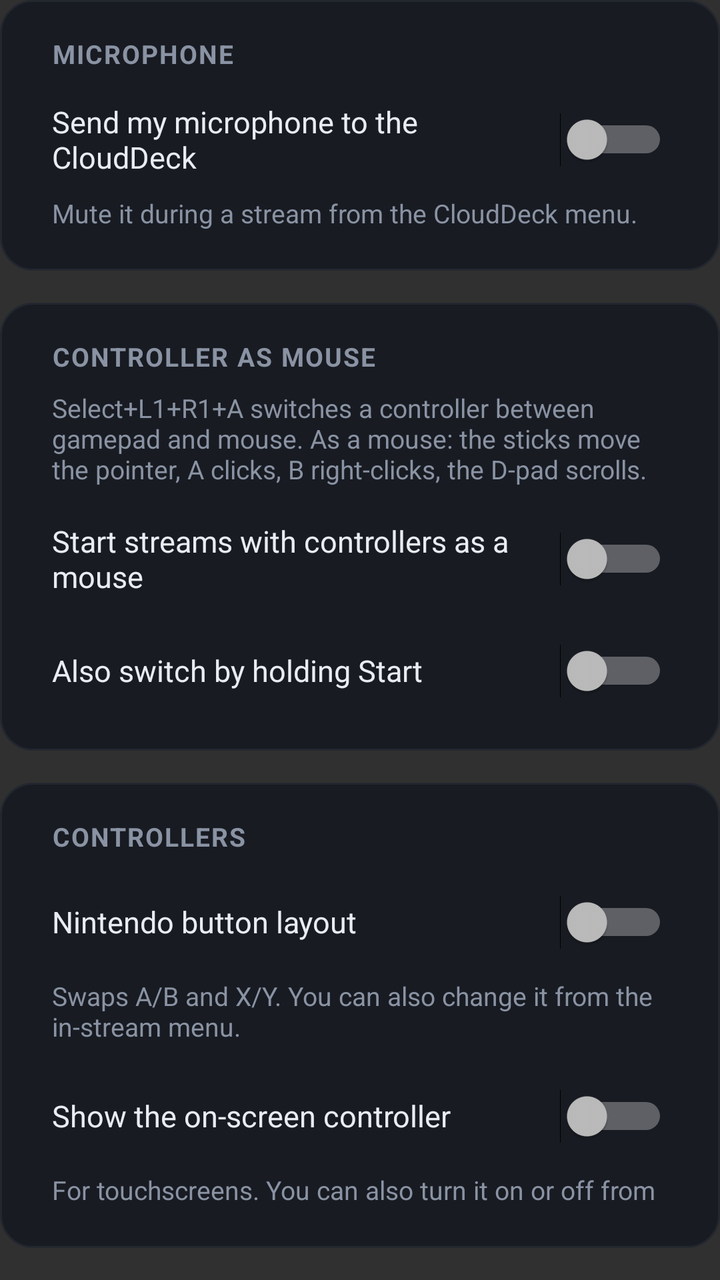
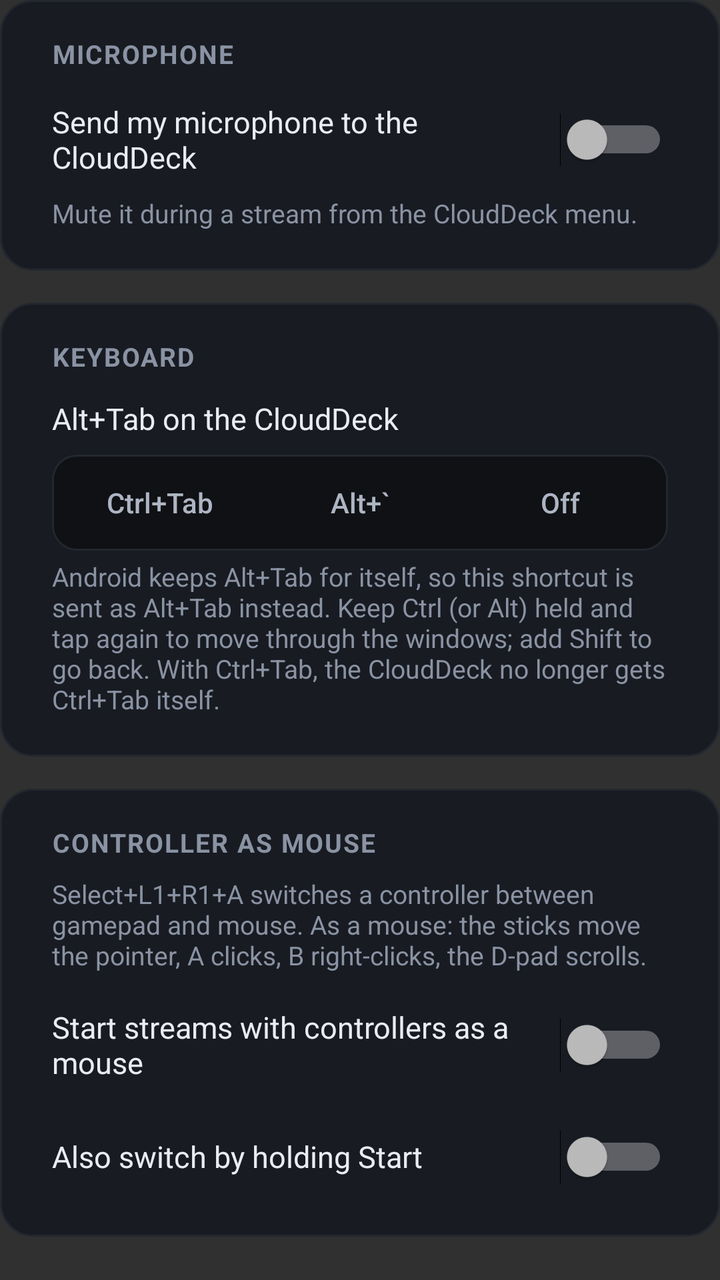

The first picture is an Android layout as it rendered before a commit; the second is the same layout after the commit. The layout source and the unified diff follow.
<!-- AndroidManifest.xml: application theme AppTheme -->
<!-- res/layout/cd_section_devices.xml -->
<?xml version="1.0" encoding="utf-8"?>
<LinearLayout xmlns:android="http://schemas.android.com/apk/res/android"
    android:layout_width="match_parent"
    android:layout_height="wrap_content"
    android:orientation="vertical">

    <LinearLayout style="@style/CdCard">
        <TextView style="@style/CdCardTitle" android:text="@string/cd_card_mic" />
        <Switch android:id="@+id/cd_mic" style="@style/CdSwitchRow" android:text="@string/cd_mic" />
        <TextView style="@style/CdHint" android:text="@string/cd_mic_hint" />
    </LinearLayout>

    <LinearLayout style="@style/CdCard">
        <TextView style="@style/CdCardTitle" android:text="@string/cd_card_mouse" />
        <TextView style="@style/CdHint" android:paddingTop="2dp" android:text="@string/cd_mouse_hint" />
        <Switch android:id="@+id/cd_mouse_start" style="@style/CdSwitchRow" android:text="@string/cd_mouse_at_start" />
        <Switch android:id="@+id/cd_mouse_hold" style="@style/CdSwitchRow" android:text="@string/cd_mouse_hold_start" />
    </LinearLayout>

    <LinearLayout style="@style/CdCard">
        <TextView style="@style/CdCardTitle" android:text="@string/cd_card_controllers" />
        <Switch android:id="@+id/cd_nintendo" style="@style/CdSwitchRow" android:text="@string/cd_nintendo" />
        <TextView style="@style/CdHint" android:text="@string/cd_nintendo_hint" />
        <Switch android:id="@+id/cd_osc" style="@style/CdSwitchRow" android:text="@string/cd_osc_show" />
        <TextView style="@style/CdHint" android:text="@string/cd_osc_show_hint" />
        <TextView style="@style/CdBody" android:paddingTop="6dp" android:text="@string/cd_osc_style" />
        <LinearLayout
            style="@style/CdSegmentTrack"
            android:layout_marginStart="14dp"
            android:layout_marginEnd="14dp"
            android:layout_marginBottom="12dp">
            <Button android:id="@+id/cd_osc_xbox" style="@style/CdSegment" android:text="@string/cd_style_xbox" />
            <Button android:id="@+id/cd_osc_ps" style="@style/CdSegment" android:text="@string/cd_style_playstation" />
        </LinearLayout>
        <Button
            android:id="@+id/cd_controllers"
            style="@style/CdButton"
            android:layout_marginStart="14dp"
            android:layout_marginBottom="8dp"
            android:text="@string/cd_controllers_more" />
        <TextView style="@style/CdHint" android:text="@string/cd_combo_hint" />
    </LinearLayout>
</LinearLayout>
<!-- resources referenced by this layout -->
<resources>
  <string name="cd_card_controllers">Controllers</string>
  <string name="cd_card_mic">Microphone</string>
  <string name="cd_card_mouse">Controller as mouse</string>
  <string name="cd_combo_hint">On a controller: Select+L1+R1+B opens the CloudDeck menu, Select+L1+R1+Y the on-screen keyboard.</string>
  <string name="cd_controllers_more">Controller profiles…</string>
  <string name="cd_mic">Send my microphone to the CloudDeck</string>
  <string name="cd_mic_hint">Mute it during a stream from the CloudDeck menu.</string>
  <string name="cd_mouse_at_start">Start streams with controllers as a mouse</string>
  <string name="cd_mouse_hint">Select+L1+R1+A switches a controller between gamepad and mouse. As a mouse: the sticks move the pointer, A clicks, B right-clicks, the D-pad scrolls.</string>
  <string name="cd_mouse_hold_start">Also switch by holding Start</string>
  <string name="cd_nintendo">Nintendo button layout</string>
  <string name="cd_nintendo_hint">Swaps A/B and X/Y. You can also change it from the in-stream menu.</string>
  <string name="cd_osc_show">Show the on-screen controller</string>
  <string name="cd_osc_show_hint">For touchscreens. You can also turn it on or off from the in-stream menu.</string>
  <string name="cd_osc_style">On-screen button style</string>
  <string name="cd_style_playstation">PlayStation</string>
  <string name="cd_style_xbox">Xbox</string>
  <style name="CdBody" parent="CdHint">
          <item name="android:textColor">@color/cd_text</item>
          <item name="android:textSize">15sp</item>
      </style>
  <style name="CdCard">
          <item name="android:layout_width">match_parent</item>
          <item name="android:layout_height">wrap_content</item>
          <item name="android:layout_marginBottom">16dp</item>
          <item name="android:orientation">vertical</item>
          <item name="android:padding">12dp</item>
          <item name="android:background">@drawable/cd_bg_card</item>
      </style>
  <style name="CdSegmentTrack">
          <item name="android:layout_width">match_parent</item>
          <item name="android:layout_height">wrap_content</item>
          <item name="android:orientation">horizontal</item>
          <item name="android:padding">4dp</item>
          <item name="android:background">@drawable/cd_bg_segment_track</item>
      </style>
  <style name="AppTheme" parent="AppBaseTheme">
          
          <item name="android:windowActionBar">false</item>
          <item name="android:windowNoTitle">true</item>
      </style>
  <color name="cd_text">#e9ecf2</color>
  <!-- drawable cd_bg_card (drawable) -->
  <?xml version="1.0" encoding="utf-8"?>
  <shape xmlns:android="http://schemas.android.com/apk/res/android" android:shape="rectangle">
      <corners android:radius="16dp"/>
      <solid android:color="#181b22"/>
      <stroke android:width="1dp" android:color="#23272f"/>
  </shape>
  <color name="cd_muted">#8a93a3</color>
  <!-- drawable cd_bg_segment_track (drawable) -->
  <?xml version="1.0" encoding="utf-8"?>
  <shape xmlns:android="http://schemas.android.com/apk/res/android" android:shape="rectangle">
      <corners android:radius="12dp"/>
      <solid android:color="#0f1115"/>
      <stroke android:width="1dp" android:color="#23272f"/>
  </shape>
  <style name="AppBaseTheme" parent="android:Theme">
          
      </style>
  <!-- unchanged entries left out for length: 8 -->
</resources>

<!-- the commit's change to res/layout/cd_section_devices.xml (unified diff, before → after) -->
@@ -8,6 +8,22 @@
         <TextView style="@style/CdCardTitle" android:text="@string/cd_card_mic" />
         <Switch android:id="@+id/cd_mic" style="@style/CdSwitchRow" android:text="@string/cd_mic" />
         <TextView style="@style/CdHint" android:text="@string/cd_mic_hint" />
+    </LinearLayout>
+
+    
+    <LinearLayout android:id="@+id/cd_card_keyboard" style="@style/CdCard">
+        <TextView style="@style/CdCardTitle" android:text="@string/cd_card_keyboard" />
+        <TextView style="@style/CdBody" android:paddingTop="6dp" android:text="@string/cd_alt_tab" />
+        <LinearLayout
+            style="@style/CdSegmentTrack"
+            android:layout_marginStart="14dp"
+            android:layout_marginEnd="14dp"
+            android:layout_marginBottom="4dp">
+            <Button android:id="@+id/cd_alt_tab_ctrl" style="@style/CdSegment" android:text="@string/cd_alt_tab_ctrl_tab" />
+            <Button android:id="@+id/cd_alt_tab_grave" style="@style/CdSegment" android:text="@string/cd_alt_tab_alt_grave" />
+            <Button android:id="@+id/cd_alt_tab_off" style="@style/CdSegment" android:text="@string/cd_off" />
+        </LinearLayout>
+        <TextView style="@style/CdHint" android:text="@string/cd_alt_tab_hint" />
     </LinearLayout>
 
     <LinearLayout style="@style/CdCard">
<!-- resource entries referenced after the edit -->
@@ -1,6 +1,11 @@
 <!-- resources referenced by this layout -->
 <resources>
+  <string name="cd_alt_tab">Alt+Tab on the CloudDeck</string>
+  <string name="cd_alt_tab_alt_grave">Alt+`</string>
+  <string name="cd_alt_tab_ctrl_tab">Ctrl+Tab</string>
+  <string name="cd_alt_tab_hint">Android keeps Alt+Tab for itself, so this shortcut is sent as Alt+Tab instead. Keep Ctrl (or Alt) held and tap again to move through the windows; add Shift to go back. With Ctrl+Tab, the CloudDeck no longer gets Ctrl+Tab itself.</string>
   <string name="cd_card_controllers">Controllers</string>
+  <string name="cd_card_keyboard">Keyboard</string>
   <string name="cd_card_mic">Microphone</string>
   <string name="cd_card_mouse">Controller as mouse</string>
   <string name="cd_combo_hint">On a controller: Select+L1+R1+B opens the CloudDeck menu, Select+L1+R1+Y the on-screen keyboard.</string>
@@ -12,6 +17,7 @@
   <string name="cd_mouse_hold_start">Also switch by holding Start</string>
   <string name="cd_nintendo">Nintendo button layout</string>
   <string name="cd_nintendo_hint">Swaps A/B and X/Y. You can also change it from the in-stream menu.</string>
+  <string name="cd_off">Off</string>
   <string name="cd_osc_show">Show the on-screen controller</string>
   <string name="cd_osc_show_hint">For touchscreens. You can also turn it on or off from the in-stream menu.</string>
   <string name="cd_osc_style">On-screen button style</string>
